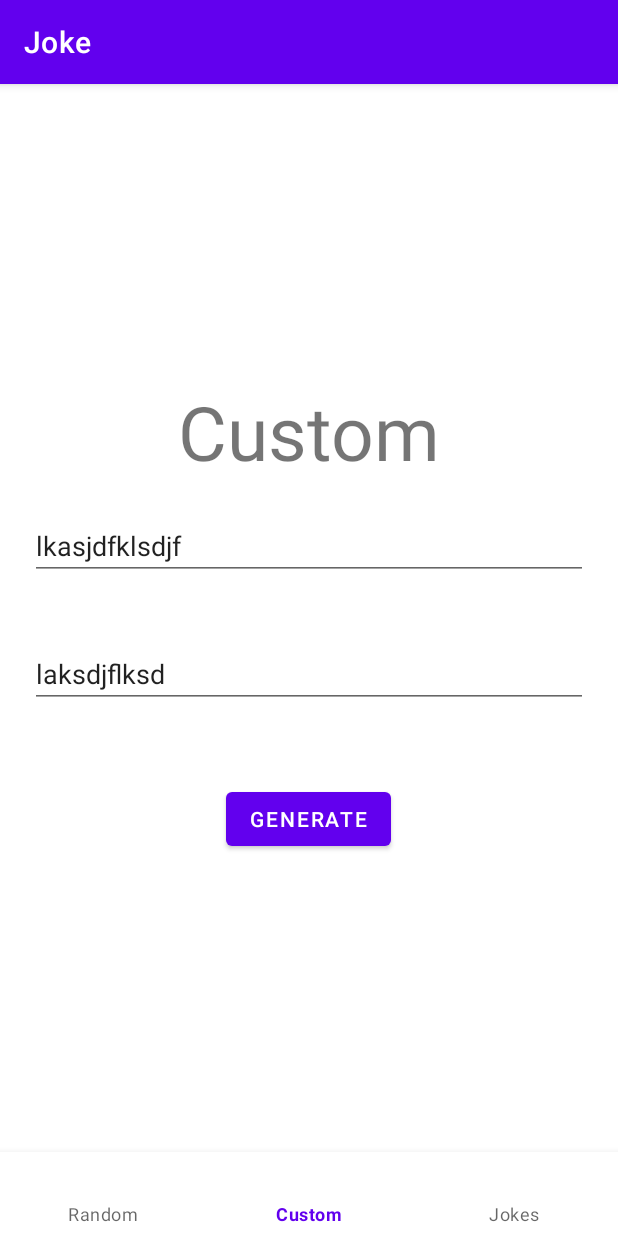
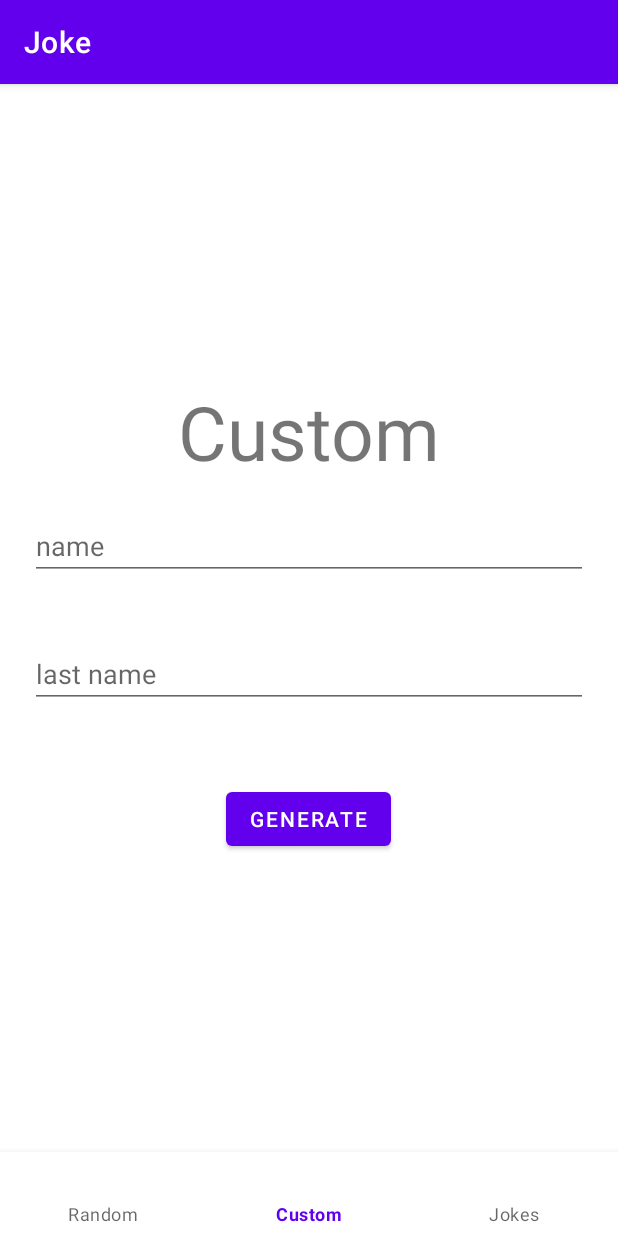
Before and after one commit to paisadallas/Joke, an Android app: the screen it shows after launch (MainActivity), item 2 of the bottom bar chosen, on a phone screen of 412 x 824 dp. Run offline under Robolectric (Android 15) with nearby library versions, the phone set to English and light mode, and no system bars; our stand-ins replace Room's generated code, navigation-ui.

Commit message:
Add joke CustomFragment.kt

```diff
--- a/app/src/main/java/com/john/joke/res/JokeAPI.kt
+++ b/app/src/main/java/com/john/joke/res/JokeAPI.kt
@@ -3,6 +3,8 @@ package com.john.joke.res
 import com.john.joke.model.Joke
 import retrofit2.Response
 import retrofit2.http.GET
+import retrofit2.http.Path
+import retrofit2.http.Query
 
 /**
  *
@@ -13,13 +15,18 @@ interface JokeAPI {
     suspend fun getRandomJoke(): Response <Joke>
 
     //http://api.icndb.com/jokes/random?firstName=John&lastName=Doe
-    @GET(CUSTOM)
-    suspend fun getCustomJoke():Response<Joke>
+    @GET("random")
+    suspend fun getCustomJoke(
+        @Query("firstName") firstName:String,
+        @Query("lastName") lastName:String
+    ):Response<Joke>
+
 
 
     companion object{
+
         const val BASE_URL = "http://api.icndb.com/jokes/"
         private const val JOKE_PATH = "random"
-        private const val CUSTOM ="random?firstName=John&lastName=Doe"
+        private const val CUSTOM ="random"
     }
 }
--- a/app/src/main/java/com/john/joke/res/JokeRepository.kt
+++ b/app/src/main/java/com/john/joke/res/JokeRepository.kt
@@ -6,7 +6,7 @@ import retrofit2.Response
 
 interface JokeRepository {
     suspend fun getRandomJoke(): Response <Joke>
-    suspend fun getCustomJoke():Response <Joke>
+    suspend fun getCustomJoke(name:String,lastName:String):Response <Joke>
 }
 
 class JokeRepositoryImpl(
@@ -15,7 +15,7 @@ class JokeRepositoryImpl(
     override suspend fun getRandomJoke(): Response <Joke> =
         jokeApi.getRandomJoke()
 
-    override suspend fun getCustomJoke(): Response<Joke> =
-        jokeApi.getCustomJoke()
+    override suspend fun getCustomJoke(name:String,lastName: String): Response<Joke> =
+        jokeApi.getCustomJoke(name,lastName)
 
 }
--- a/app/src/main/res/layout/fragment_custom.xml
+++ b/app/src/main/res/layout/fragment_custom.xml
@@ -27,17 +27,20 @@
                 android:id="@+id/et_name"
                 android:layout_width="match_parent"
                 android:layout_height="wrap_content"
+                android:hint="@string/name"
                 android:layout_margin="@dimen/margin_editext"
-                android:text="lkasjdfklsdjf" />
+                android:text="" />
 
             <EditText
                 android:id="@+id/et_last_name"
                 android:layout_width="match_parent"
+                android:hint="@string/last_name"
                 android:layout_height="wrap_content"
                 android:layout_margin="@dimen/margin_editext"
-                android:text="laksdjflksd" />
+                android:text="" />
 
             <Button
+                android:id="@+id/bt_generate"
                 android:layout_width="wrap_content"
                 android:layout_height="wrap_content"
                 android:layout_gravity="center"
--- a/app/src/main/res/layout/fragment_random.xml
+++ b/app/src/main/res/layout/fragment_random.xml
@@ -31,7 +31,6 @@
                 android:id="@+id/bt_generate"
                 android:layout_width="wrap_content"
                 android:layout_height="wrap_content"
-                android:enabled="false"
                 android:layout_gravity="center"
                 android:layout_marginBottom="@dimen/margin_top"
                 android:layout_marginTop="@dimen/margin_top_button"
--- a/app/src/main/res/values/strings.xml
+++ b/app/src/main/res/values/strings.xml
@@ -8,4 +8,6 @@
     <string name="random">Random</string>
     <string name="custom">Custom</string>
     <string name="jokes">Jokes</string>
+    <string name="name">name</string>
+    <string name="last_name">last name</string>
 </resources>
```
Also changed, not shown: app/src/main/java/com/john/joke/view/CustomFragment.kt (+58 -2 lines), app/src/main/java/com/john/joke/view/RandomFragment.kt (+15 -7 lines), app/src/main/java/com/john/joke/viewmodel/JokeViewModel.kt (+12 -6 lines), app/src/main/res/layout/item_joke.xml (added, +25 -0 lines).
